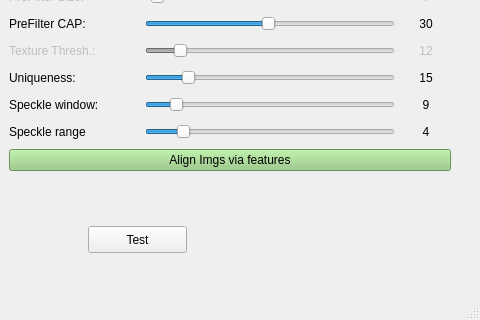
Before: the Qt Designer form SegmentationHelper/mainwindow.ui in yudanaz/masterthesis, drawn with Qt 5; both pictures show x 592 to 1072 and y 191 to 511 of the 1072 by 511 pixel window.
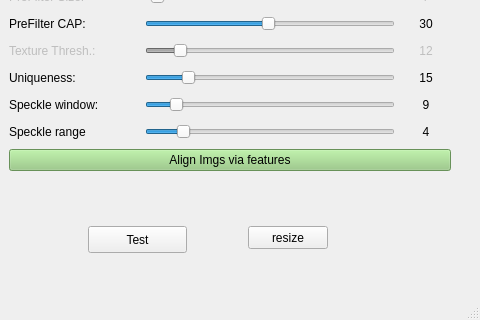
After: the same form once the commit is applied.

Commit message: HELPER: resize and label making improvements

The edit to the form file:
```diff
--- a/SegmentationHelper/mainwindow.ui
+++ b/SegmentationHelper/mainwindow.ui
@@ -1158,6 +1158,19 @@
      <string>Test</string>
     </property>
    </widget>
+   <widget class="QPushButton" name="pushButton">
+    <property name="geometry">
+     <rect>
+      <x>840</x>
+      <y>400</y>
+      <width>80</width>
+      <height>23</height>
+     </rect>
+    </property>
+    <property name="text">
+     <string>resize</string>
+    </property>
+   </widget>
   </widget>
   <widget class="QMenuBar" name="menuBar">
    <property name="geometry">
```
The commit also changes 4 other files.
